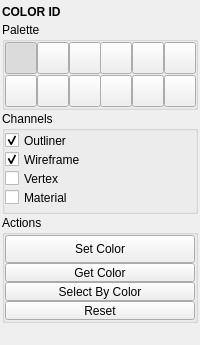
This is mayatk/display_utils/color_id.ui in m3trik/mayatk as Qt 5 draws it before an edit. The edited form follows.
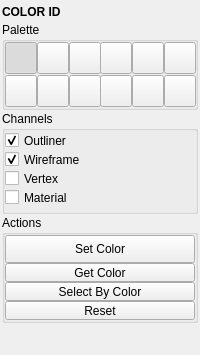
This is the edited form. Custom widgets are drawn as their Qt base class.

What changed in the file:
```diff
--- a/mayatk/display_utils/color_id.ui
+++ b/mayatk/display_utils/color_id.ui
@@ -739,6 +739,9 @@
         <property name="orientation">
          <enum>Qt::Vertical</enum>
         </property>
+        <property name="sizeType">
+         <enum>QSizePolicy::Fixed</enum>
+        </property>
         <property name="sizeHint" stdset="0">
          <size>
           <width>0</width>
```
Left out of the diff: 18 changed lines with no effect on the pictures.
